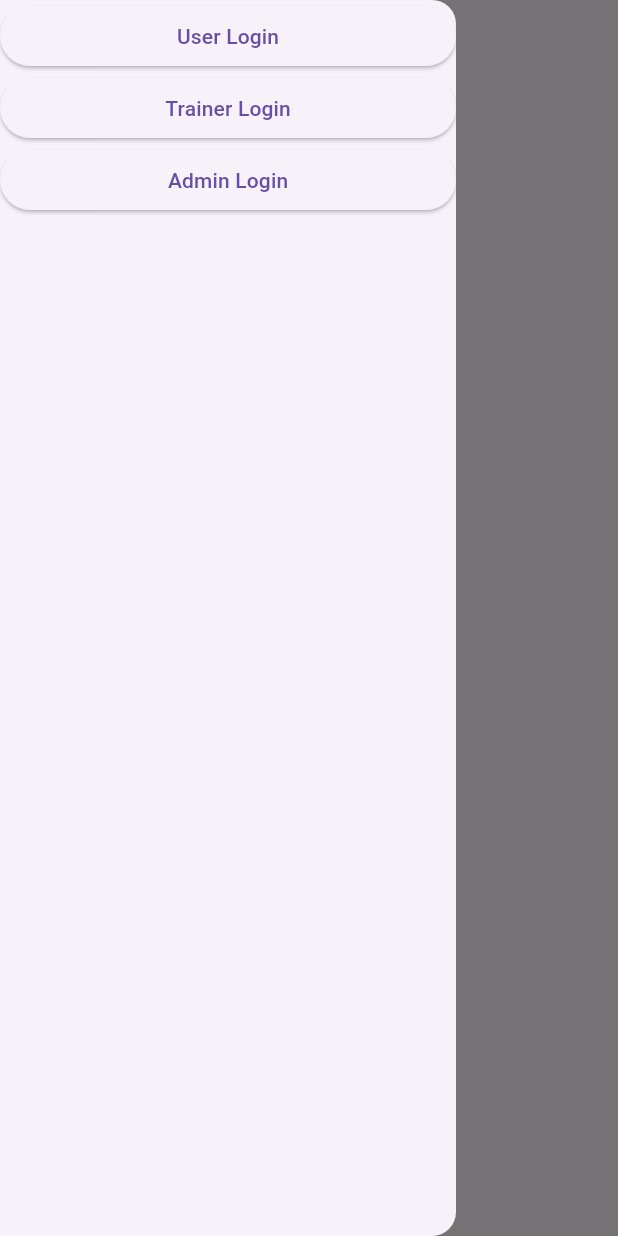
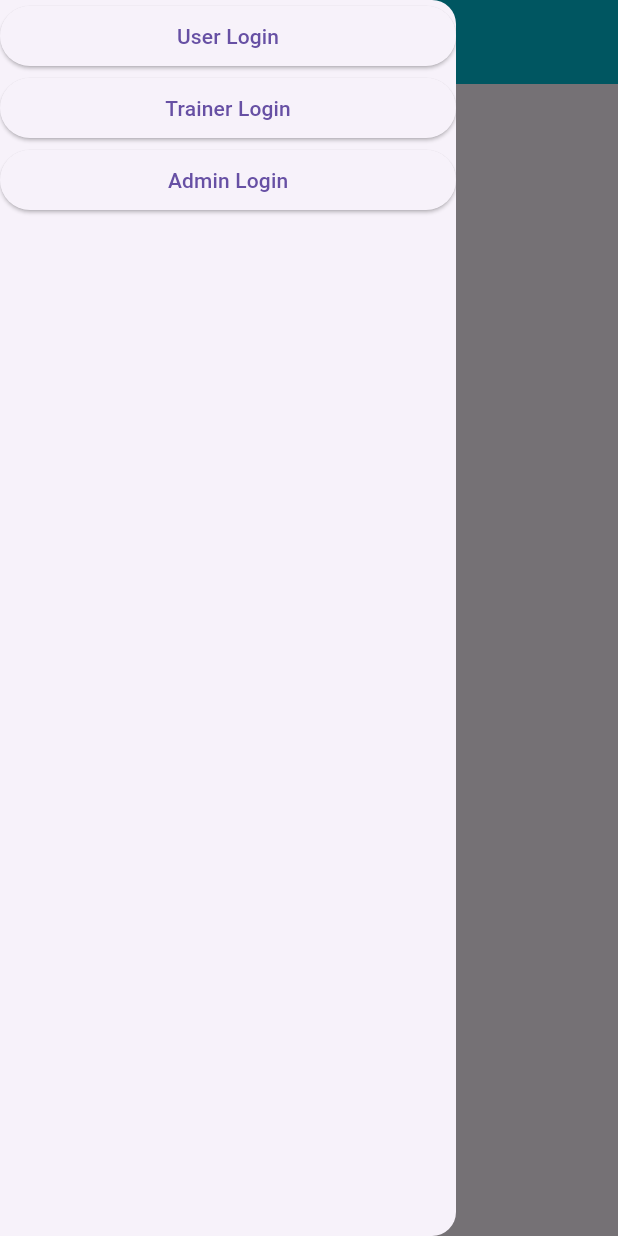
Before and after one commit to jeff1999git/FitGymFrontend, a Flutter app: the screen it shows after launch, with the side drawer open, on a phone screen of 412 x 824 dp. Run offline on Flutter 3.47's test engine with Material 3 defaults, Android fonts, the light colour scheme and no system bars.

Commit message:
designing-1

```diff
--- a/lib/pages/FirstPage.dart
+++ b/lib/pages/FirstPage.dart
@@ -13,6 +13,7 @@ class _FirstPageState extends State<FirstPage> {
   Widget build(BuildContext context) {
     return Scaffold(
       appBar: AppBar(
+        backgroundColor: Colors.cyan,
         title: const Text('FitGym'),
       ),
       drawer: Drawer(
```
